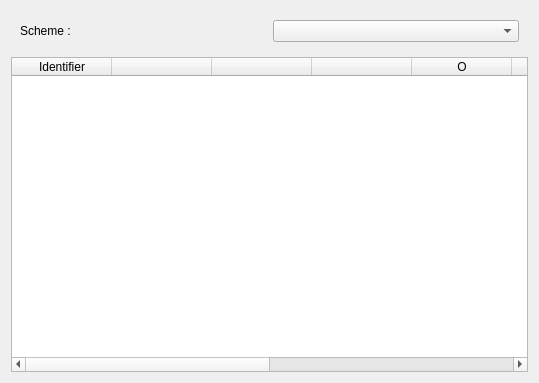
svn2github/texstudio-trunk, file qcodeedit/lib/widgets/formatconfig.ui: the form before one commit.
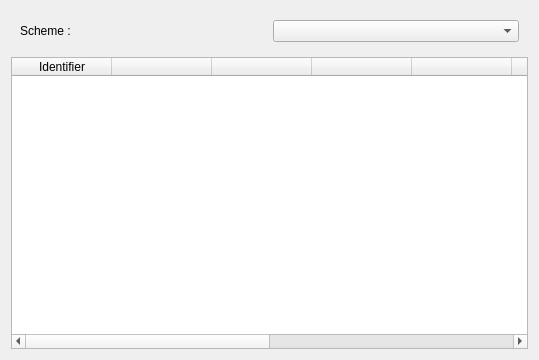
The form after the commit.

Commit message: simplified menu code, added new format config widget

```diff
--- a/qcodeedit/lib/widgets/formatconfig.ui
+++ b/qcodeedit/lib/widgets/formatconfig.ui
@@ -6,7 +6,7 @@
     <x>0</x>
     <y>0</y>
     <width>539</width>
-    <height>383</height>
+    <height>360</height>
    </rect>
   </property>
   <property name="sizePolicy" >
@@ -77,7 +77,7 @@
      </column>
      <column>
       <property name="text" >
-       <string>O</string>
+       <string> </string>
       </property>
      </column>
      <column>
@@ -87,12 +87,12 @@
      </column>
      <column>
       <property name="text" >
-       <string>W</string>
+       <string> </string>
       </property>
      </column>
      <column>
       <property name="text" >
-       <string> </string>
+       <string>  </string>
       </property>
      </column>
      <column>
```
The commit also changes 7 other files.
